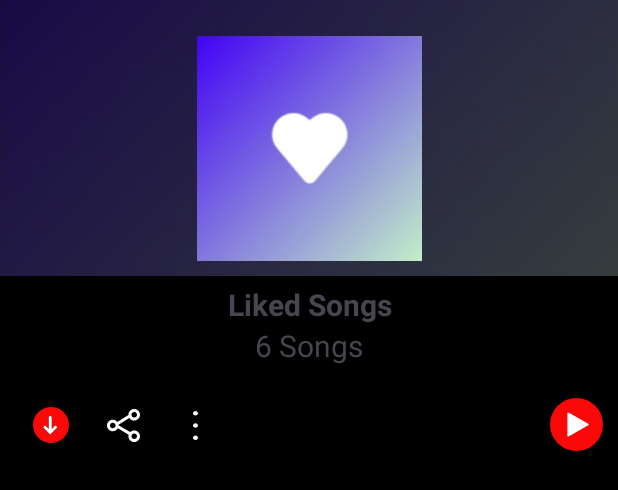
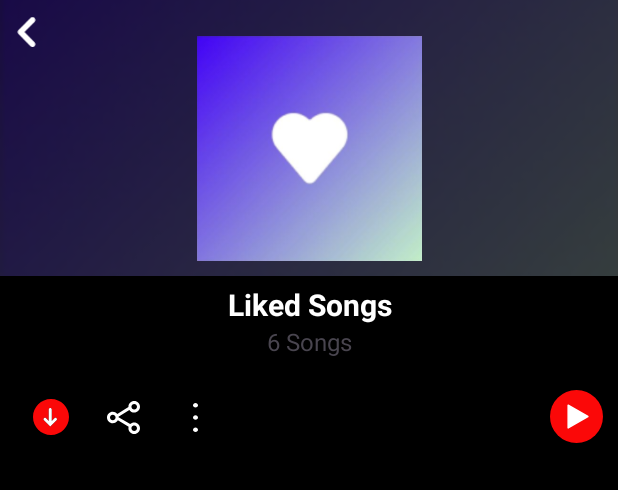
Before and after one commit to datnguyxn/vibe, an Android app: the layout fragment_playlist.xml on its own in the app's theme, with its tools: preview values and no code run, on a phone screen of 412 x 824 dp. Shown: the top 490 px of the screen. Run offline under Robolectric (Android 15) with nearby library versions, the phone set to English and light mode, and no system bars.

Commit message:
implement aritist page and song

```diff
--- a/app/src/main/res/layout/fragment_playlist.xml
+++ b/app/src/main/res/layout/fragment_playlist.xml
@@ -35,6 +35,17 @@
             app:layout_constraintVertical_bias="0.0" />
 
         <ImageView
+            android:id="@+id/imgBackPlaylistToHome"
+            android:layout_width="15dp"
+            android:layout_height="wrap_content"
+            android:layout_marginStart="@dimen/_10dp"
+            android:layout_marginVertical="10dp"
+            android:adjustViewBounds="true"
+            android:src="@drawable/left_arrow"
+            app:layout_constraintTop_toTopOf="parent"
+            app:layout_constraintStart_toStartOf="parent"/>
+
+        <ImageView
             android:id="@+id/playlist_image"
             android:layout_width="@dimen/album_image_size"
             android:layout_height="@dimen/album_image_size"
@@ -52,6 +63,7 @@
             android:layout_marginTop="15dp"
             android:gravity="center"
             android:text="Liked Songs"
+            android:textColor="@color/white"
             android:textSize="@dimen/album_name_size"
             android:textStyle="bold"
             app:layout_constraintLeft_toLeftOf="parent"
@@ -64,7 +76,7 @@
             android:layout_height="wrap_content"
             android:gravity="center"
             android:text="6 Songs"
-            android:textSize="@dimen/album_name_size"
+            android:textSize="@dimen/_16sp"
             android:textStyle="normal"
             app:layout_constraintLeft_toLeftOf="parent"
             app:layout_constraintRight_toRightOf="parent"
@@ -142,7 +154,7 @@
 
         <!--    songs list-->
         <androidx.recyclerview.widget.RecyclerView
-            android:id="@+id/playlist_songs"
+            android:id="@+id/rvplaylist_songs"
             android:layout_width="match_parent"
             android:layout_height="wrap_content"
             android:layout_marginTop="15dp"
--- a/app/src/main/res/layout/item_playlist_song.xml
+++ b/app/src/main/res/layout/item_playlist_song.xml
@@ -4,6 +4,7 @@
     xmlns:app="http://schemas.android.com/apk/res-auto"
     xmlns:tools="http://schemas.android.com/tools"
     android:id="@+id/itemPlaylists"
+    android:background="@color/darkGray"
     android:layout_width="match_parent"
     android:layout_height="wrap_content"
     android:orientation="horizontal"
```
Also changed, not shown: app/src/main/java/com/vibe/vibe/fragments/PlaylistFragment.java (added, +85 -0 lines), app/src/main/res/layout/fragment_artist.xml (added, +80 -0 lines), app/src/main/res/drawable/artist_thumb.jpg (added).
